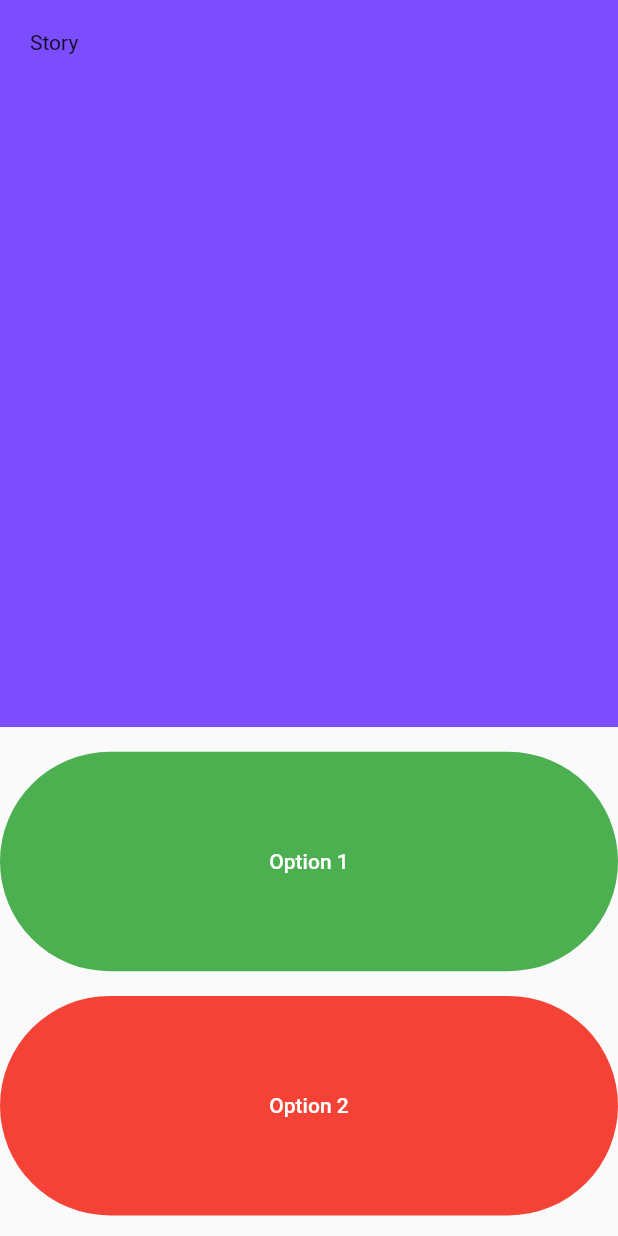
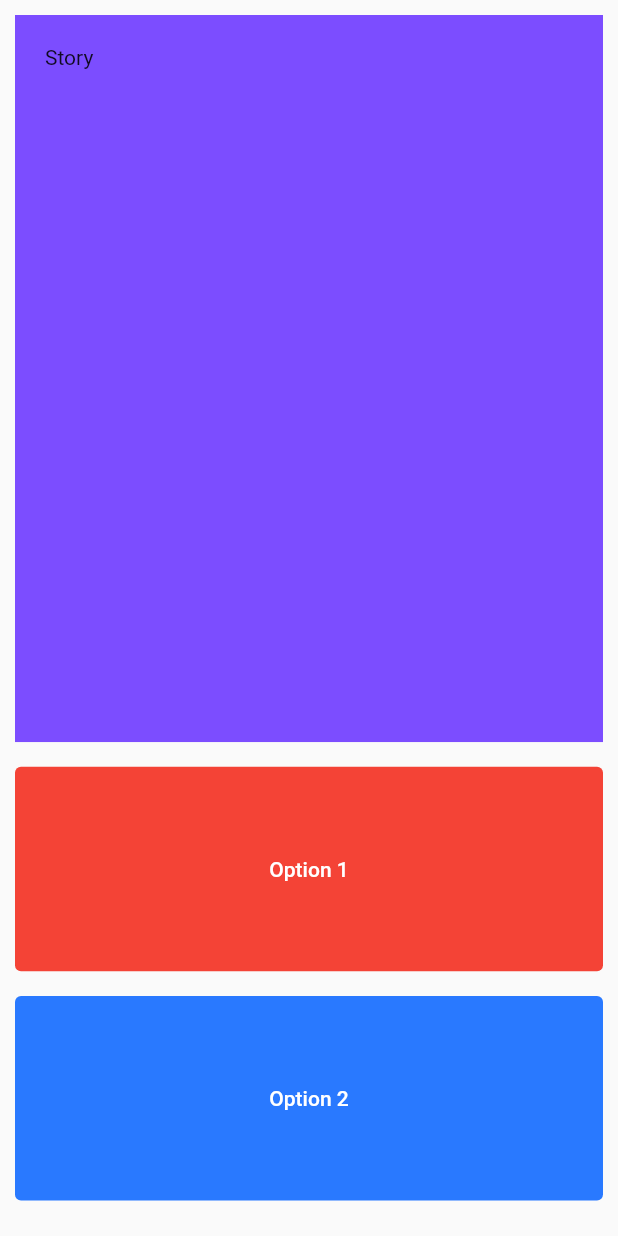
Before and after one commit to Abhishek-J-B-R-I/destini, a Flutter app: the screen it shows after launch, on a phone screen of 412 x 824 dp. Run offline on Flutter 3.47's test engine with Material 2 defaults, Android fonts, the phone set to English and light mode, and no system bars.

Commit message:
changing user interface because it's not look like what we think

```diff
--- a/lib/main.dart
+++ b/lib/main.dart
@@ -18,18 +18,23 @@ class _gameState extends State<game> {
     double width = MediaQuery.of(context).size.width;
     return MaterialApp(
       home: Scaffold(
-        body: Column(
+
+        body: Container(
+          padding: EdgeInsets.all(10),
+          child: Column(
             crossAxisAlignment: CrossAxisAlignment.stretch,
             children: [
               SafeArea(
                 child: Expanded(
                   child: Container(
+
                     padding: EdgeInsets.all(20),
                     height: height/1.7,
                     width: width,
                     child: Text('Story'),
 
                     color: Colors.deepPurpleAccent,
+
                   ),
                 ),
               ),
@@ -37,25 +42,27 @@ class _gameState extends State<game> {
                 height:height/50,
               ),
               Expanded(
-                child: FilledButton(
+                  child: TextButton(
                 onPressed: () {
                   print('i am option 1');
                 },
-              child: Text('Option 1'),
-                  style: ButtonStyle(backgroundColor: MaterialStateProperty.all(Colors.green)),
+                child: Text('Option 1',style: TextStyle(
+                  color: Colors.white
+                ),),
+                    style: ButtonStyle(backgroundColor: MaterialStateProperty.all(Colors.red)),
               )),
               SizedBox(
                 height:height/50,
               ),
               Expanded(
-                child: FilledButton(
+                  child: TextButton(
 
                       onPressed: () {
                         print('i am option2');
                       },
-                    child: Text('Option 2'),
+                      child: Text('Option 2', style: TextStyle(color: Colors.white),),
                   style: ButtonStyle(
-                  backgroundColor: MaterialStateProperty.all(Colors.red),
+                    backgroundColor: MaterialStateProperty.all(Colors.blueAccent.shade400),
 
                   ),
 
@@ -66,6 +73,7 @@ class _gameState extends State<game> {
             ],
           ),
         ),
+      ),
     );
   }
 }
--- a/pubspec.yaml
+++ b/pubspec.yaml
@@ -59,8 +59,8 @@ flutter:
   uses-material-design: true
 
   # To add assets to your application, add an assets section, like this:
-  # assets:
-  #   - images/a_dot_burr.jpeg
+  assets:
+     - image/
   #   - images/a_dot_ham.jpeg
 
   # An image asset can refer to one or more resolution-specific "variants", see
```
Also changed, not shown: image/background.png (added). Lines whose indentation alone changed are shown as unchanged.
